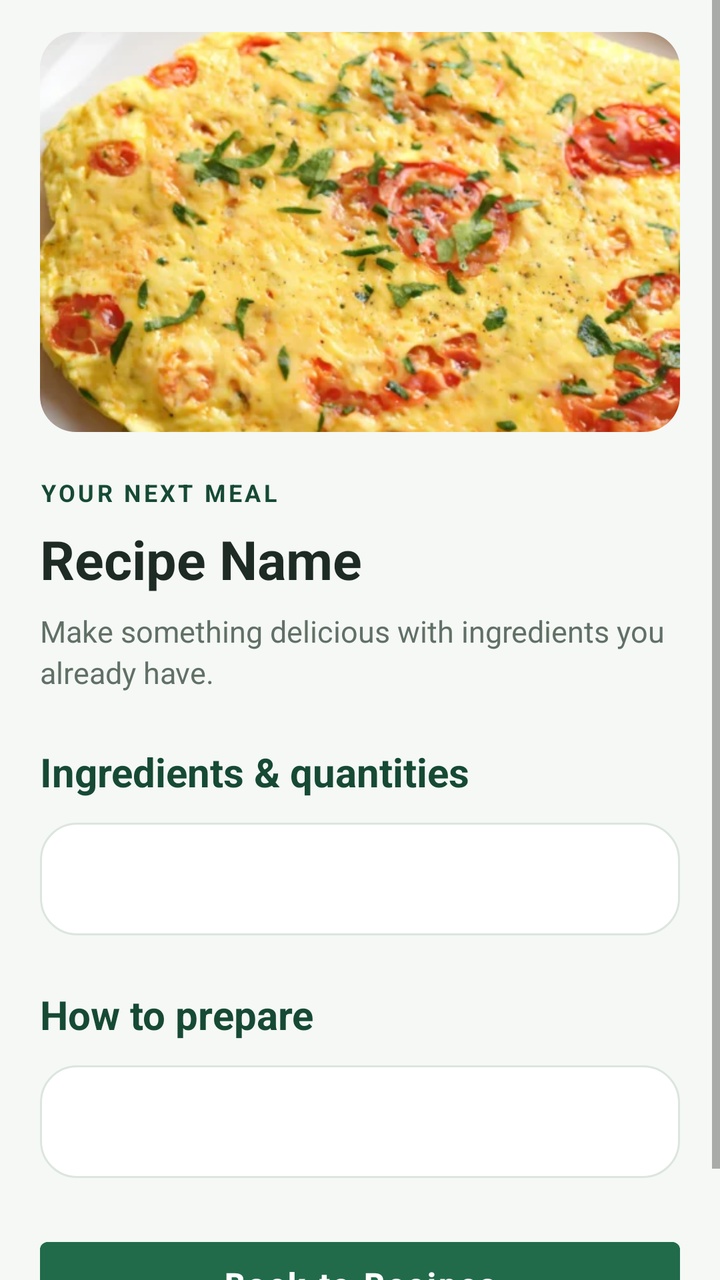
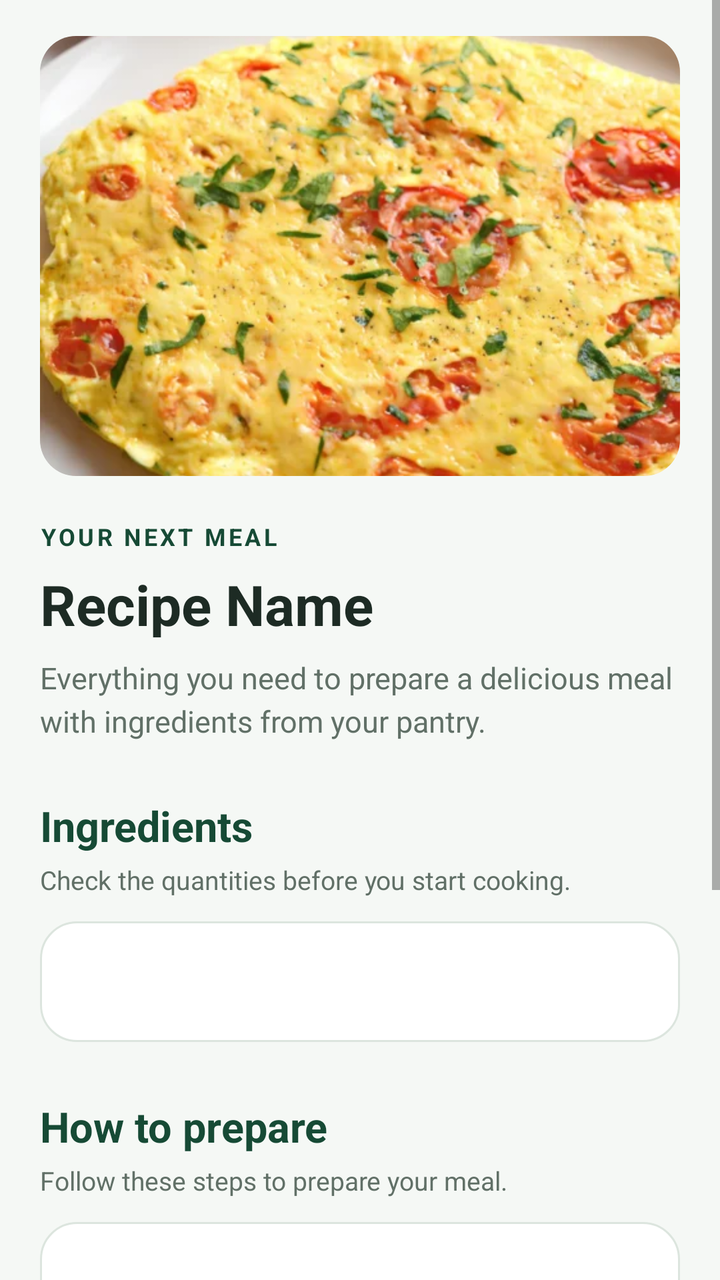

Screens rendered from an Android XML layout before and after an edit, with the pre-edit source and the edit as a unified diff.
<!-- AndroidManifest.xml: application theme Theme.SmartPantryManager -->
<!-- res/layout/activity_recipe_detail.xml -->
<?xml version="1.0" encoding="utf-8"?>
<ScrollView xmlns:android="http://schemas.android.com/apk/res/android"
    android:layout_width="match_parent"
    android:layout_height="match_parent"
    android:background="@color/screen_background"
    android:fillViewport="true"
    android:clipToPadding="false"
    android:scrollbars="vertical">

    <LinearLayout
        android:layout_width="match_parent"
        android:layout_height="wrap_content"
        android:orientation="vertical"
        android:paddingStart="20dp"
        android:paddingEnd="20dp"
        android:paddingTop="16dp"
        android:paddingBottom="24dp">

        
        <ImageView
            android:id="@+id/imgRecipeDetail"
            android:layout_width="match_parent"
            android:layout_height="200dp"
            android:background="@drawable/bg_card"
            android:contentDescription="Prepared recipe"
            android:scaleType="centerCrop"
            android:adjustViewBounds="false"
            android:clipToOutline="true"
            android:src="@drawable/recipe_omelette" />

        
        <TextView
            android:layout_width="wrap_content"
            android:layout_height="wrap_content"
            android:layout_marginTop="22dp"
            android:text="YOUR NEXT MEAL"
            android:textColor="@color/primary_dark"
            android:textSize="12sp"
            android:textStyle="bold"
            android:letterSpacing="0.12" />

        <TextView
            android:id="@+id/txtRecipeName"
            android:layout_width="match_parent"
            android:layout_height="wrap_content"
            android:layout_marginTop="7dp"
            android:text="Recipe Name"
            android:textColor="@color/text_primary"
            android:textSize="27sp"
            android:textStyle="bold"
            android:lineSpacingExtra="2dp" />

        <TextView
            android:layout_width="match_parent"
            android:layout_height="wrap_content"
            android:layout_marginTop="8dp"
            android:text="Make something delicious with ingredients you already have."
            android:textColor="@color/text_secondary"
            android:textSize="15sp"
            android:lineSpacingExtra="3dp" />

        
        <TextView
            android:layout_width="match_parent"
            android:layout_height="wrap_content"
            android:layout_marginTop="26dp"
            android:text="Ingredients &amp; quantities"
            android:textColor="@color/primary_dark"
            android:textSize="20sp"
            android:textStyle="bold" />

        <TextView
            android:id="@+id/txtRecipeIngredients"
            android:layout_width="match_parent"
            android:layout_height="wrap_content"
            android:layout_marginTop="12dp"
            android:background="@drawable/bg_card"
            android:lineSpacingExtra="7dp"
            android:padding="18dp"
            android:textColor="@color/text_primary"
            android:textSize="15sp"
            android:breakStrategy="simple"
            android:hyphenationFrequency="none" />

        
        <TextView
            android:layout_width="match_parent"
            android:layout_height="wrap_content"
            android:layout_marginTop="26dp"
            android:text="How to prepare"
            android:textColor="@color/primary_dark"
            android:textSize="20sp"
            android:textStyle="bold" />

        <TextView
            android:id="@+id/txtRecipeInstructions"
            android:layout_width="match_parent"
            android:layout_height="wrap_content"
            android:layout_marginTop="12dp"
            android:background="@drawable/bg_card"
            android:lineSpacingExtra="8dp"
            android:padding="18dp"
            android:textColor="@color/text_primary"
            android:textSize="15sp"
            android:breakStrategy="simple"
            android:hyphenationFrequency="none" />

        
        <Button
            android:id="@+id/btnBack"
            android:layout_width="match_parent"
            android:layout_height="54dp"
            android:layout_marginTop="26dp"
            android:layout_marginBottom="8dp"
            android:backgroundTint="@color/primary"
            android:text="Back to Recipes"
            android:textAllCaps="false"
            android:textColor="@color/white"
            android:textSize="16sp"
            android:textStyle="bold" />

    </LinearLayout>

</ScrollView>
<!-- resources referenced by this layout -->
<resources>
  <color name="primary">#216B4B</color>
  <color name="primary_dark">#164A35</color>
  <color name="screen_background">#F5F8F5</color>
  <color name="text_primary">#1D2B24</color>
  <color name="text_secondary">#617067</color>
  <color name="white">#FFFFFF</color>
  <!-- drawable bg_card (drawable) -->
  <?xml version="1.0" encoding="utf-8"?>
  <shape xmlns:android="http://schemas.android.com/apk/res/android" android:shape="rectangle">
      <solid android:color="@color/white"/>
      <corners android:radius="18dp"/>
      <stroke android:width="1dp" android:color="@color/outline"/>
  </shape>
  <!-- drawable recipe_omelette: webp bitmap (drawable, 50876 bytes) -->
  <style name="Theme.SmartPantryManager" parent="Theme.MaterialComponents.DayNight.NoActionBar"> <item name="colorPrimary">@color/primary</item> <item name="colorPrimaryVariant">@color/primary</item> <item name="colorOnPrimary">@color/white</item> </style>
  <color name="outline">#DCE5DE</color>
</resources>

<!-- the commit's change to res/layout/activity_recipe_detail.xml (unified diff, before → after) -->
@@ -13,18 +13,17 @@
         android:orientation="vertical"
         android:paddingStart="20dp"
         android:paddingEnd="20dp"
-        android:paddingTop="16dp"
-        android:paddingBottom="24dp">
+        android:paddingTop="18dp"
+        android:paddingBottom="28dp">
 
         
         <ImageView
             android:id="@+id/imgRecipeDetail"
             android:layout_width="match_parent"
-            android:layout_height="200dp"
+            android:layout_height="220dp"
             android:background="@drawable/bg_card"
-            android:contentDescription="Prepared recipe"
+            android:contentDescription="Recipe photograph"
             android:scaleType="centerCrop"
-            android:adjustViewBounds="false"
             android:clipToOutline="true"
             android:src="@drawable/recipe_omelette" />
 
@@ -46,51 +45,82 @@
             android:layout_marginTop="7dp"
             android:text="Recipe Name"
             android:textColor="@color/text_primary"
-            android:textSize="27sp"
+            android:textSize="28sp"
             android:textStyle="bold"
-            android:lineSpacingExtra="2dp" />
+            android:lineSpacingExtra="3dp" />
 
         <TextView
             android:layout_width="match_parent"
             android:layout_height="wrap_content"
             android:layout_marginTop="8dp"
-            android:text="Make something delicious with ingredients you already have."
+            android:text="Everything you need to prepare a delicious meal with ingredients from your pantry."
             android:textColor="@color/text_secondary"
             android:textSize="15sp"
-            android:lineSpacingExtra="3dp" />
+            android:lineSpacingExtra="4dp" />
 
         
-        <TextView
+        <LinearLayout
             android:layout_width="match_parent"
             android:layout_height="wrap_content"
-            android:layout_marginTop="26dp"
-            android:text="Ingredients &amp; quantities"
-            android:textColor="@color/primary_dark"
-            android:textSize="20sp"
-            android:textStyle="bold" />
+            android:layout_marginTop="28dp"
+            android:orientation="vertical">
 
+            <TextView
+                android:layout_width="match_parent"
+                android:layout_height="wrap_content"
+                android:text="Ingredients"
+                android:textColor="@color/primary_dark"
+                android:textSize="21sp"
+                android:textStyle="bold" />
+
+            <TextView
+                android:layout_width="match_parent"
+                android:layout_height="wrap_content"
+                android:layout_marginTop="4dp"
+                android:text="Check the quantities before you start cooking."
+                android:textColor="@color/text_secondary"
+                android:textSize="13sp" />
+        </LinearLayout>
+
+        
         <TextView
             android:id="@+id/txtRecipeIngredients"
             android:layout_width="match_parent"
             android:layout_height="wrap_content"
             android:layout_marginTop="12dp"
             android:background="@drawable/bg_card"
+            android:padding="20dp"
             android:lineSpacingExtra="7dp"
-            android:padding="18dp"
             android:textColor="@color/text_primary"
             android:textSize="15sp"
             android:breakStrategy="simple"
             android:hyphenationFrequency="none" />
 
         
-        <TextView
+        <LinearLayout
             android:layout_width="match_parent"
             android:layout_height="wrap_content"
-            android:layout_marginTop="26dp"
-            android:text="How to prepare"
-            android:textColor="@color/primary_dark"
-            android:textSize="20sp"
-            android:textStyle="bold" />
+            android:layout_marginTop="28dp"
+            android:orientation="vertical">
+
+            <TextView
+                android:layout_width="match_parent"
+                android:layout_height="wrap_content"
+                android:text="How to prepare"
+                android:textColor="@color/primary_dark"
+                android:textSize="21sp"
+                android:textStyle="bold" />
+
+            <TextView
+                android:layout_width="match_parent"
+                android:layout_height="wrap_content"
+                android:layout_marginTop="4dp"
+                android:text="Follow these steps to prepare your meal."
+                android:textColor="@color/text_secondary"
+                android:textSize="13sp" />
+        </LinearLayout>
+
+        
 
         <TextView
             android:id="@+id/txtRecipeInstructions"
@@ -98,18 +128,34 @@
             android:layout_height="wrap_content"
             android:layout_marginTop="12dp"
             android:background="@drawable/bg_card"
-            android:lineSpacingExtra="8dp"
-            android:padding="18dp"
+            android:padding="20dp"
             android:textColor="@color/text_primary"
             android:textSize="15sp"
+            android:lineSpacingExtra="5dp"
             android:breakStrategy="simple"
-            android:hyphenationFrequency="none" />
+            android:hyphenationFrequency="none"
+            android:fontFamily="sans"
+            android:gravity="start"
+            android:includeFontPadding="true" />
+
+
+        
+        <TextView
+            android:layout_width="match_parent"
+            android:layout_height="wrap_content"
+            android:layout_marginTop="16dp"
+            android:background="@drawable/bg_card"
+            android:padding="16dp"
+            android:text="COOKING TIP\nPrepare your ingredients before turning on the stove. Follow the instructions carefully and cook food thoroughly."
+            android:textColor="@color/text_secondary"
+            android:textSize="14sp"
+            android:lineSpacingExtra="5dp" />
 
         
         <Button
             android:id="@+id/btnBack"
             android:layout_width="match_parent"
-            android:layout_height="54dp"
+            android:layout_height="56dp"
             android:layout_marginTop="26dp"
             android:layout_marginBottom="8dp"
             android:backgroundTint="@color/primary"
